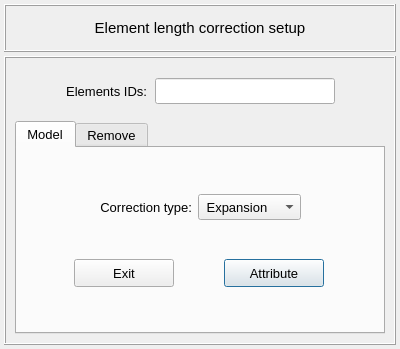
Before: the Qt Designer form pulse/interface/data/ui_files/model/setup/acoustic/element_length_correction_input.ui in open-pulse/OpenPulse, drawn with Qt 5.
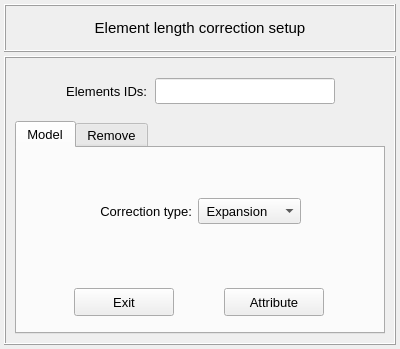
After: the same form once the commit is applied.

The edit to the form file:
```diff
--- a/pulse/interface/data/ui_files/model/setup/acoustic/element_length_correction_input.ui
+++ b/pulse/interface/data/ui_files/model/setup/acoustic/element_length_correction_input.ui
@@ -298,128 +298,7 @@
           <property name="bottomMargin">
            <number>4</number>
           </property>
-          <item row="3" column="0">
-           <spacer name="verticalSpacer_2">
-            <property name="orientation">
-             <enum>Qt::Vertical</enum>
-            </property>
-            <property name="sizeHint" stdset="0">
-             <size>
-              <width>20</width>
-              <height>40</height>
-             </size>
-            </property>
-           </spacer>
-          </item>
           <item row="0" column="0">
-           <spacer name="verticalSpacer">
-            <property name="orientation">
-             <enum>Qt::Vertical</enum>
-            </property>
-            <property name="sizeHint" stdset="0">
-             <size>
-              <width>20</width>
-              <height>40</height>
-             </size>
-            </property>
-           </spacer>
-          </item>
-          <item row="2" column="0">
-           <widget class="QFrame" name="frame_confirm">
-            <property name="minimumSize">
-             <size>
-              <width>0</width>
-              <height>60</height>
-             </size>
-            </property>
-            <property name="maximumSize">
-             <size>
-              <width>16777215</width>
-              <height>60</height>
-             </size>
-            </property>
-            <property name="frameShape">
-             <enum>QFrame::NoFrame</enum>
-            </property>
-            <property name="frameShadow">
-             <enum>QFrame::Raised</enum>
-            </property>
-            <layout class="QGridLayout" name="gridLayout_2">
-             <item row="0" column="1">
-              <widget class="QPushButton" name="pushButton_attribute">
-               <property name="minimumSize">
-                <size>
-                 <width>100</width>
-                 <height>28</height>
-                </size>
-               </property>
-               <property name="maximumSize">
-                <size>
-                 <width>100</width>
-                 <height>28</height>
-                </size>
-               </property>
-               <property name="font">
-                <font>
-                 <family>MS Shell Dlg 2</family>
-                 <pointsize>10</pointsize>
-                 <weight>50</weight>
-                 <italic>false</italic>
-                 <bold>false</bold>
-                </font>
-               </property>
-               <property name="styleSheet">
-                <string notr="true"/>
-               </property>
-               <property name="text">
-                <string>Attribute</string>
-               </property>
-               <property name="autoDefault">
-                <bool>false</bool>
-               </property>
-               <property name="default">
-                <bool>true</bool>
-               </property>
-              </widget>
-             </item>
-             <item row="0" column="0">
-              <widget class="QPushButton" name="pushButton_exit">
-               <property name="minimumSize">
-                <size>
-                 <width>100</width>
-                 <height>28</height>
-                </size>
-               </property>
-               <property name="maximumSize">
-                <size>
-                 <width>100</width>
-                 <height>28</height>
-                </size>
-               </property>
-               <property name="font">
-                <font>
-                 <family>MS Shell Dlg 2</family>
-                 <pointsize>10</pointsize>
-                 <weight>50</weight>
-                 <italic>false</italic>
-                 <bold>false</bold>
-                </font>
-               </property>
-               <property name="styleSheet">
-                <string notr="true"/>
-               </property>
-               <property name="text">
-                <string>Exit</string>
-               </property>
-               <property name="autoDefault">
-                <bool>false</bool>
-               </property>
-              </widget>
-             </item>
-            </layout>
-           </widget>
-          </item>
-          <item row="1" column="0">
            <widget class="QFrame" name="frame_correction_type">
             <property name="minimumSize">
              <size>
@@ -430,7 +309,7 @@
             <property name="maximumSize">
              <size>
               <width>16777215</width>
-              <height>60</height>
+              <height>16777215</height>
              </size>
             </property>
             <property name="frameShape">
@@ -535,6 +414,101 @@
             </layout>
            </widget>
           </item>
+          <item row="1" column="0">
+           <widget class="QFrame" name="frame_confirm">
+            <property name="minimumSize">
+             <size>
+              <width>0</width>
+              <height>52</height>
+             </size>
+            </property>
+            <property name="maximumSize">
+             <size>
+              <width>16777215</width>
+              <height>52</height>
+             </size>
+            </property>
+            <property name="frameShape">
+             <enum>QFrame::NoFrame</enum>
+            </property>
+            <property name="frameShadow">
+             <enum>QFrame::Raised</enum>
+            </property>
+            <layout class="QGridLayout" name="gridLayout_2">
+             <item row="0" column="1">
+              <widget class="QPushButton" name="pushButton_attribute">
+               <property name="minimumSize">
+                <size>
+                 <width>100</width>
+                 <height>28</height>
+                </size>
+               </property>
+               <property name="maximumSize">
+                <size>
+                 <width>100</width>
+                 <height>28</height>
+                </size>
+               </property>
+               <property name="font">
+                <font>
+                 <family>MS Shell Dlg 2</family>
+                 <pointsize>10</pointsize>
+                 <weight>50</weight>
+                 <italic>false</italic>
+                 <bold>false</bold>
+                </font>
+               </property>
+               <property name="styleSheet">
+                <string notr="true"/>
+               </property>
+               <property name="text">
+                <string>Attribute</string>
+               </property>
+               <property name="autoDefault">
+                <bool>false</bool>
+               </property>
+               <property name="default">
+                <bool>false</bool>
+               </property>
+              </widget>
+             </item>
+             <item row="0" column="0">
+              <widget class="QPushButton" name="pushButton_exit">
+               <property name="minimumSize">
+                <size>
+                 <width>100</width>
+                 <height>28</height>
+                </size>
+               </property>
+               <property name="maximumSize">
+                <size>
+                 <width>100</width>
+                 <height>28</height>
+                </size>
+               </property>
+               <property name="font">
+                <font>
+                 <family>MS Shell Dlg 2</family>
+                 <pointsize>10</pointsize>
+                 <weight>50</weight>
+                 <italic>false</italic>
+                 <bold>false</bold>
+                </font>
+               </property>
+               <property name="styleSheet">
+                <string notr="true"/>
+               </property>
+               <property name="text">
+                <string>Exit</string>
+               </property>
+               <property name="autoDefault">
+                <bool>false</bool>
+               </property>
+              </widget>
+             </item>
+            </layout>
+           </widget>
+          </item>
          </layout>
         </widget>
         <widget class="QWidget" name="tab_remove">
```
